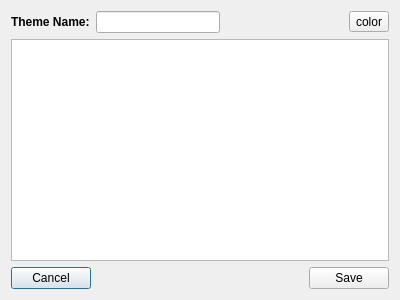
Above: lumina-config/ThemeDialog.ui from lumina-desktop/lumina before the change. Below: the same form after it.
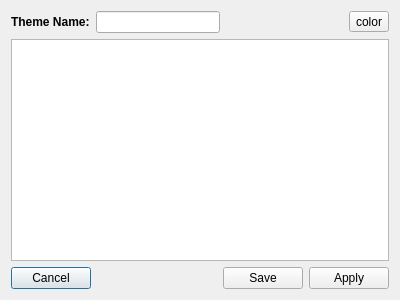
That is the form after the change.

Commit message: Add an "apply" button to the lumina-config theme editor. Now the "save" button is for saving the theme to file (without closing the editor), and "apply" will both save and close the editor. Also make sure the save and apply buttons are actively enabled/disabled as necessary.

The edit to the form file:
```diff
--- a/lumina-config/ThemeDialog.ui
+++ b/lumina-config/ThemeDialog.ui
@@ -95,6 +95,13 @@
        </property>
       </widget>
      </item>
+     <item>
+      <widget class="QPushButton" name="push_apply">
+       <property name="text">
+        <string>Apply</string>
+       </property>
+      </widget>
+     </item>
     </layout>
    </item>
   </layout>
```
The commit also changes 2 other files.
